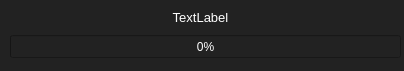
Above: uis/progress.ui from dmhd6219/JoJoOrganizer before the change. Below: the same form after it.
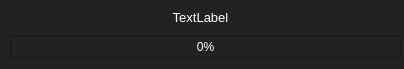
That is the form after the change.

The edit to the form file:
```diff
--- a/uis/progress.ui
+++ b/uis/progress.ui
@@ -10,7 +10,7 @@
     <x>0</x>
     <y>0</y>
     <width>404</width>
-    <height>71</height>
+    <height>69</height>
    </rect>
   </property>
   <property name="windowTitle">
```
